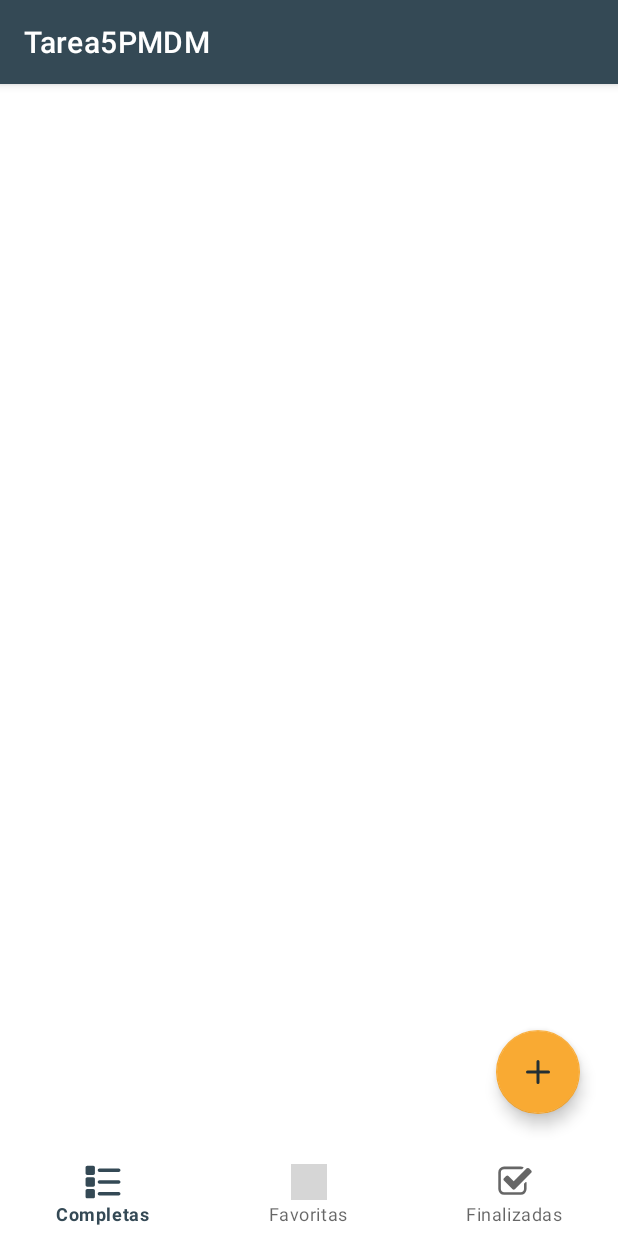
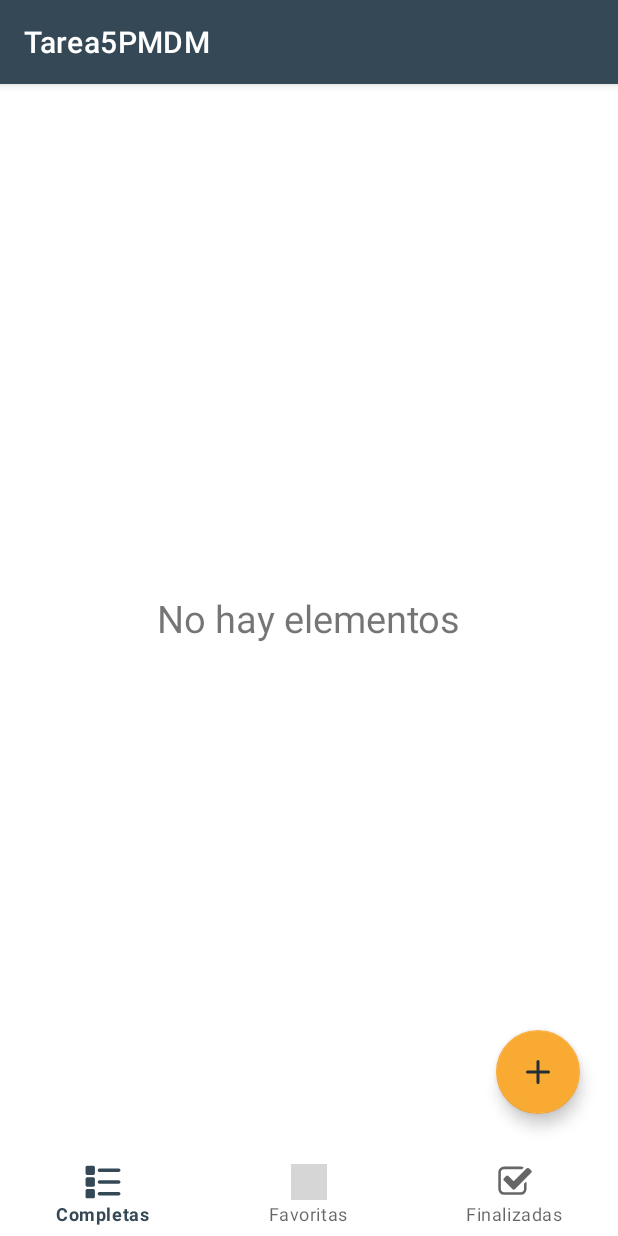
Before and after one commit to CarlosJCasas/P5PMDM, an Android app: the screen it shows after launch (MainActivity), on a phone screen of 412 x 824 dp. Run offline under Robolectric (Android 15) with nearby library versions, the phone set to English and light mode, and no system bars; our stand-ins replace Room's generated code; grey boxes are pictures that could not be loaded.

Commit message:
Commit Final

```diff
--- a/app/src/main/java/com/tarea/tarea5pmdm/Core/Tarea.java
+++ b/app/src/main/java/com/tarea/tarea5pmdm/Core/Tarea.java
@@ -1,6 +1,7 @@
 package com.tarea.tarea5pmdm.Core;
 
 import androidx.annotation.NonNull;
+import androidx.annotation.Nullable;
 import androidx.room.ColumnInfo;
 import androidx.room.Entity;
 import androidx.room.PrimaryKey;
--- a/app/src/main/java/com/tarea/tarea5pmdm/UI/ListaCompletaFragment.java
+++ b/app/src/main/java/com/tarea/tarea5pmdm/UI/ListaCompletaFragment.java
@@ -5,6 +5,7 @@ import android.os.Bundle;
 import android.view.LayoutInflater;
 import android.view.View;
 import android.view.ViewGroup;
+import android.widget.TextView;
 
 import androidx.fragment.app.Fragment;
 import androidx.recyclerview.widget.LinearLayoutManager;
@@ -24,6 +25,7 @@ public class ListaCompletaFragment extends Fragment implements CustomAdapter.Ite
     public static ListaCompletaFragment listaCompletaFragment;
     public List<Tarea> listaCompleta = new ArrayList<>();
     public TareaLab myTareaLab;
+    private TextView sinTareas;
     public View rootView;
     public CustomAdapter myAdapter;
     public RecyclerView recyclerViewCompleta;
@@ -39,6 +41,8 @@ public class ListaCompletaFragment extends Fragment implements CustomAdapter.Ite
 
         recyclerViewCompleta = rootView.findViewById(R.id.recycler_completa);
         recyclerViewCompleta.setLayoutManager(new LinearLayoutManager(requireActivity().getApplicationContext()));
+        sinTareas = rootView.findViewById(R.id.nohayelementosCom);
+
 
         myAdapter = new CustomAdapter(getContext(), (ArrayList<Tarea>) listaCompleta, this, this, this);
         myAdapter.setItemClickListener(this);
@@ -51,6 +55,7 @@ public class ListaCompletaFragment extends Fragment implements CustomAdapter.Ite
     @Override
     public void onResume() {
         super.onResume();
+        sinTareas.setVisibility(listaCompleta.isEmpty() ? View.VISIBLE : View.INVISIBLE);
         listaCompleta.clear();
         listaCompleta.addAll(myTareaLab.getTareasIncompletas());
     }
--- a/app/src/main/java/com/tarea/tarea5pmdm/UI/ListaFinalizadasFragment.java
+++ b/app/src/main/java/com/tarea/tarea5pmdm/UI/ListaFinalizadasFragment.java
@@ -5,6 +5,7 @@ import android.os.Bundle;
 import android.view.LayoutInflater;
 import android.view.View;
 import android.view.ViewGroup;
+import android.widget.TextView;
 
 import androidx.fragment.app.Fragment;
 import androidx.recyclerview.widget.LinearLayoutManager;
@@ -25,6 +26,7 @@ public class ListaFinalizadasFragment extends Fragment implements CustomAdapter.
     public List<Tarea> listaFinalizadas;
     public TareaLab myTareaLab;
     public View rootView;
+    private TextView sinTareas;
     public CustomAdapter myAdapter;
     public RecyclerView recyclerViewFinalizadas;
 
@@ -41,6 +43,8 @@ public class ListaFinalizadasFragment extends Fragment implements CustomAdapter.
 
         recyclerViewFinalizadas = rootView.findViewById(R.id.recycler_finalizada);
         recyclerViewFinalizadas.setLayoutManager(new LinearLayoutManager(requireActivity().getApplicationContext()));
+        sinTareas = rootView.findViewById(R.id.nohayelementosFin);
+
 
         myAdapter = new CustomAdapter(getContext(), (ArrayList<Tarea>) listaFinalizadas, this, this, this);
         myAdapter.setItemClickListener(this);
@@ -52,6 +56,7 @@ public class ListaFinalizadasFragment extends Fragment implements CustomAdapter.
     @Override
     public void onResume() {
         super.onResume();
+        sinTareas.setVisibility(listaFinalizadas.isEmpty() ? View.VISIBLE : View.INVISIBLE);
         listaFinalizadas.clear();
         listaFinalizadas.addAll(myTareaLab.getTareasCompletadas());
     }
@@ -74,7 +79,11 @@ public class ListaFinalizadasFragment extends Fragment implements CustomAdapter.
 
     @Override
     public void onItemLongClick(int position) {
-
+//        listaFinalizadas = myTareaLab.getTareasCompletadas();
+//        String id = listaFinalizadas.get(position).getTareaId();
+//        Intent intent = new Intent(requireActivity(),ModificarActivity.class);
+//        intent.putExtra("id",id);
+//        startActivity(intent);
     }
 
     @Override
--- a/app/src/main/java/com/tarea/tarea5pmdm/UI/MainActivity.java
+++ b/app/src/main/java/com/tarea/tarea5pmdm/UI/MainActivity.java
@@ -1,15 +1,13 @@
 package com.tarea.tarea5pmdm.UI;
 
-import android.app.NotificationChannel;
-import android.app.NotificationManager;
+import android.content.DialogInterface;
 import android.content.Intent;
 import android.graphics.Color;
-import android.os.Build;
 import android.os.Bundle;
-import android.view.ContextMenu;
-import android.view.Menu;
+import android.view.Gravity;
 import android.view.MenuItem;
 import android.view.View;
+import android.widget.TextView;
 
 import androidx.annotation.NonNull;
 import androidx.appcompat.app.AppCompatActivity;
@@ -17,6 +15,7 @@ import androidx.fragment.app.Fragment;
 import androidx.fragment.app.FragmentTransaction;
 
 import com.google.android.material.bottomnavigation.BottomNavigationView;
+import com.google.android.material.dialog.MaterialAlertDialogBuilder;
 import com.tarea.tarea5pmdm.Core.Tarea;
 import com.tarea.tarea5pmdm.DDBB.TareaLab;
 import com.tarea.tarea5pmdm.R;
@@ -32,8 +31,9 @@ public class MainActivity extends AppCompatActivity {
     private ListaFinalizadasFragment listaFinalizadasFragment;
     private TareaLab myTareaLab;
     private List<Tarea> listaTareas;
-    private List<Tarea> listaCaducadas;
-
+    private List<String> listaCaducadasNombre;
+    private List<Tarea> listaCaducadasTareas;
+    private boolean control;
 
     @Override
     protected void onCreate(Bundle savedInstanceState) {
@@ -42,7 +42,7 @@ public class MainActivity extends AppCompatActivity {
 
         myTareaLab = TareaLab.get(this);
         listaTareas = myTareaLab.getTareas();
-
+        control = true;
         listaCompletaFragment = new ListaCompletaFragment();
         listaFavoritaFragment = new ListaFavoritaFragment();
         listaFinalizadasFragment = new ListaFinalizadasFragment();
@@ -82,61 +82,76 @@ public class MainActivity extends AppCompatActivity {
     @Override
     protected void onResume() {
         super.onResume();
-        notificarFragments();
+
         //Lista de caducadas
-        listaCaducadas = new ArrayList<>();
-        for (Tarea tarea : listaTareas) {
-            long horaDia = Calendar.getInstance().getTimeInMillis();
-            if (tarea.getFechaLimite() < horaDia) {
-                listaCaducadas.add(tarea);
+        if(control) {
+            listaCaducadasNombre = new ArrayList<>();
+            listaCaducadasTareas = new ArrayList<>();
+            listaCaducadasNombre.clear();
+            listaCaducadasTareas.clear();
+            listaTareas = myTareaLab.getTareas();
+            for (Tarea tarea : listaTareas) {
+                long horaDia = Calendar.getInstance().getTimeInMillis();
+                if (tarea.getFechaLimite() < horaDia && !tarea.isCompletado() && tarea.getFechaLimite() != 0) {
+                    listaCaducadasNombre.add(tarea.getTitulo());
+                    listaCaducadasTareas.add(tarea);
+                }
+            }
+
+            List<Tarea> itemsSelected = new ArrayList<>();
+            itemsSelected.clear();
+            //Creamos un alertdialog
+            MaterialAlertDialogBuilder dialogBuilder = new MaterialAlertDialogBuilder(this);
+            dialogBuilder.setView(R.layout.dialogo_caducadas);
+            TextView title = new TextView(this);
+            title.setText(R.string.tareaVencida);
+            title.setBackgroundColor(getResources().getColor(R.color.primaryBlue700));
+            title.setTextSize(21);
+            title.setPadding(16,16,16,16);
+            title.setTextColor(getResources().getColor(R.color.white));
+            title.setGravity(Gravity.CENTER);
+            dialogBuilder.setCustomTitle(title);
+
+            CharSequence[] cs = listaCaducadasNombre.toArray(new CharSequence[listaCaducadasNombre.size()]);
+            dialogBuilder.setMultiChoiceItems(cs, null, new DialogInterface.OnMultiChoiceClickListener() {
+                @Override
+                public void onClick(DialogInterface dialog, int which, boolean isChecked) {
+                    if (isChecked) {
+                        itemsSelected.add(listaCaducadasTareas.get(which));
+                    } else {
+                        itemsSelected.remove(listaCaducadasTareas.get(which));
+                    }
+                }
+            });
+            dialogBuilder.setPositiveButton("Eliminar", new DialogInterface.OnClickListener() {
+                @Override
+                public void onClick(DialogInterface dialog, int which) {
+                    //Hacer cosas de aceptar para eliminar las seleccionadas
+                    MaterialAlertDialogBuilder builder = new MaterialAlertDialogBuilder(MainActivity.this);
+                    builder.setTitle("¿Estás seguro?");
+                    builder.setMessage("Se eliminarán la/las tarea/as seleccionada/as");
+                    builder.setPositiveButton("Aceptar", new DialogInterface.OnClickListener() {
+                        @Override
+                        public void onClick(DialogInterface dialog, int which) {
+                            //Eliminar las tareas
+                            for (Tarea t : itemsSelected) {
+                                myTareaLab.deleteTarea(t);
+                                notificarFragments();
+                            }
+                        }
+                    });
+                    builder.setNegativeButton("Cancelar", null);
+                    if (!itemsSelected.isEmpty()) builder.create().show();
+                }
+            });
+            dialogBuilder.setNegativeButton("Cancelar", null);
+            if (!listaCaducadasTareas.isEmpty()) {
+                dialogBuilder.create().show();
             }
         }
-//        List<Tarea> itemsSelected = new ArrayList<>();
-//        //Creamos un alertdialog
-//        MaterialAlertDialogBuilder dialogBuilder = new MaterialAlertDialogBuilder(this);
-//        dialogBuilder.setView(R.layout.dialogo_caducadas);
-//        dialogBuilder.setTitle("Tareas vencidas");
-//        CharSequence[] cs = listaCaducadas.toArray(new CharSequence[listaCaducadas.size()]);
-//        dialogBuilder.setMultiChoiceItems(cs, null, new DialogInterface.OnMultiChoiceClickListener() {
-//            @Override
-//            public void onClick(DialogInterface dialog, int which, boolean isChecked) {
-//                if (isChecked) {
-//                    itemsSelected.add(listaCaducadas.get(which));
-//                } else {
-//                    itemsSelected.remove(listaCaducadas.get(which));
-//                }
-//            }
-//        });
-//        dialogBuilder.setPositiveButton("Aceptar", new DialogInterface.OnClickListener() {
-//            @Override
-//            public void onClick(DialogInterface dialog, int which) {
-//                //Hacer cosas de aceptar para eliminar las seleccionadas
-//                MaterialAlertDialogBuilder builder = new MaterialAlertDialogBuilder(MainActivity.this);
-//                builder.setTitle("¿Estás seguro?");
-//                builder.setMessage("Se eliminarán la/las tarea/as seleccionada/as");
-//                builder.setPositiveButton("Aceptar", new DialogInterface.OnClickListener() {
-//                    @Override
-//                    public void onClick(DialogInterface dialog, int which) {
-//                        //Eliminar las tareas
-//                    }
-//                });
-//                builder.setNegativeButton("Cancelar", null);
-//            }
-//        });
-//        dialogBuilder.setNegativeButton("Cancelar", null);
-//        dialogBuilder.create().show();
-
-
-//        actualizarListados();
-//        Fragment currentFragment = getSupportFragmentManager().findFragmentById(R.id.frame_fragment);
-//        if(currentFragment instanceof ListaCompletaFragment){
-//            ((ListaCompletaFragment) currentFragment).myAdapter.notifyDataSetChanged();
-//        }else if (currentFragment instanceof ListaFavoritaFragment){
-//            ((ListaFavoritaFragment) currentFragment).myAdapter.notifyDataSetChanged();
-//        }else if (currentFragment instanceof ListaFinalizadasFragment){
-//            ((ListaFinalizadasFragment) currentFragment).myAdapter.notifyDataSetChanged();
-//        }
-        //Consultar cuando estan caducadas las tareas
+//        //Notificar a los fragments
+        control = false;
+        notificarFragments();
     }
 
     //Cuando se pulsa el boton de add
--- a/app/src/main/java/com/tarea/tarea5pmdm/UI/ModificarActivity.java
+++ b/app/src/main/java/com/tarea/tarea5pmdm/UI/ModificarActivity.java
@@ -161,7 +161,7 @@ public class ModificarActivity extends AppCompatActivity {
             }
         });
 
-        boton_cancelar_add_material.setOnClickListener(v -> finish());
+        boton_cancelar_add_material.setOnClickListener(v -> ModificarActivity.super.onBackPressed());
 
     }
 
--- a/app/src/main/res/layout/fragment_lista_completa.xml
+++ b/app/src/main/res/layout/fragment_lista_completa.xml
@@ -11,4 +11,12 @@
         android:layout_width="match_parent"
         android:layout_height="match_parent" />
 
+    <TextView
+        android:id="@+id/nohayelementosCom"
+        android:layout_width="wrap_content"
+        android:textSize="25sp"
+        android:layout_height="wrap_content"
+        android:layout_gravity="center"
+        android:text="@string/no_hay_elementos" />
+
 </FrameLayout>
--- a/app/src/main/res/values/colors.xml
+++ b/app/src/main/res/values/colors.xml
@@ -17,4 +17,5 @@
     <color name="OnsecondaryLetra">#232F34</color>
     <color name="secondaryVariant">#B77F2C</color>
     <color name="bakcgroundActi">#F8F6F4</color>
+    <color name="destacar">#AFF881</color>
 </resources>
--- a/app/src/main/res/values/strings.xml
+++ b/app/src/main/res/values/strings.xml
@@ -7,4 +7,6 @@
     <string name="min">Min</string>
     <string name="horas">Horas</string>
     <string name="dias">Dias</string>
+    <string name="tareaVencida">Tareas vencidas</string>
+    <string name="no_hay_elementos">No hay elementos</string>
 </resources>
```
Also changed, not shown: app/src/main/java/com/tarea/tarea5pmdm/Core/CustomAdapter.java (+21 -34 lines), app/src/main/java/com/tarea/tarea5pmdm/UI/AddActivity.java (+3 -9 lines), app/src/main/java/com/tarea/tarea5pmdm/UI/ListaFavoritaFragment.java (+6 -1 lines), app/src/main/res/layout/activity_modificar.xml (+15 -12 lines), app/src/main/res/layout/date_time_picker.xml (+15 -8 lines), app/src/main/res/layout/fragment_lista_favorita.xml (+7 -0 lines), app/src/main/res/layout/fragment_lista_finalizadas.xml (+8 -0 lines).
